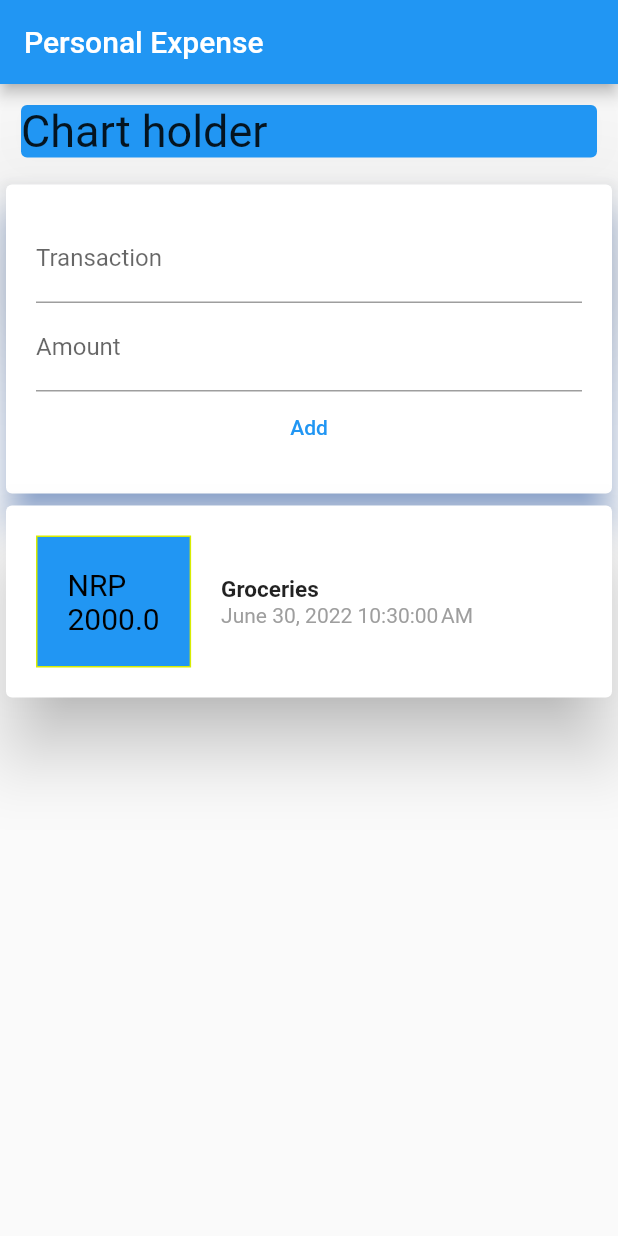
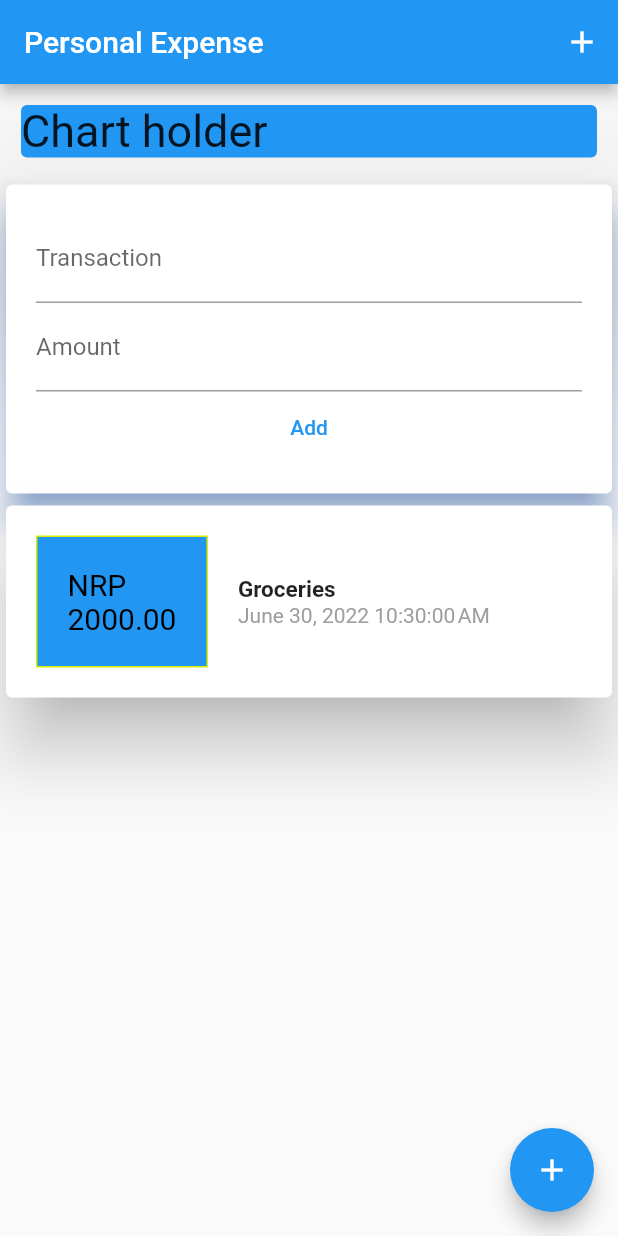
Before and after one commit to 076bct060/Personal-Expense, a Flutter app: the screen it shows after launch, after a tap on "Add", on a phone screen of 412 x 824 dp. Run offline on Flutter 3.47's test engine with Material 2 defaults, Android fonts, the phone set to English and light mode, and no system bars.

Commit message:
Adding ui elements

```diff
--- a/lib/inputWidget.dart
+++ b/lib/inputWidget.dart
@@ -16,6 +16,16 @@ class InputWidget extends StatelessWidget {
 
     final titleController = TextEditingController();
     final amountController = TextEditingController();
+    void getInput() {
+      var amount = double.parse(amountController.text);
+      var transaction = titleController.text;
+
+      if (amount <= 0 || transaction == "") {
+        return;
+      }
+      fpointer(transaction, amount);
+    }
+
     return Card(
       elevation: 10,
       borderOnForeground: true,
@@ -26,21 +36,21 @@ class InputWidget extends StatelessWidget {
           // ignore: prefer_const_literals_to_create_immutables
           children: [
             TextField(
-                controller: titleController,
-                decoration: InputDecoration(
-                  labelText: "Transaction",
-                )),
+              controller: titleController,
+              decoration: InputDecoration(
+                labelText: "Transaction",
+              ),
+              onSubmitted: (_) => getInput(),
+            ),
             TextField(
               controller: amountController,
               decoration: InputDecoration(labelText: "Amount"),
               keyboardType: TextInputType.number,
+              onSubmitted: (_) => getInput(),
             ),
             TextButton(
               child: Text("Add"),
-              onPressed: () {
-                fpointer(
-                    titleController.text, double.parse(amountController.text));
-              },
+              onPressed: getInput,
             )
           ],
         ),
--- a/lib/main.dart
+++ b/lib/main.dart
@@ -21,6 +21,11 @@ class HomePage extends StatelessWidget {
     return Scaffold(
       appBar: AppBar(
         title: Text("Personal Expense"),
+        actions: [IconButton(onPressed: () {}, icon: Icon(Icons.add))],
+      ),
+      floatingActionButton: FloatingActionButton(
+        child: Icon(Icons.add),
+        onPressed: () {},
       ),
       body: Container(
         child: ListView(
--- a/lib/transacionWidget.dart
+++ b/lib/transacionWidget.dart
@@ -17,7 +17,8 @@ class TransactionWidget extends StatelessWidget {
           Container(
               margin: EdgeInsets.all(20),
               padding: EdgeInsets.all(20),
-              child: Text("NRP \n${transaction.amount}",
+              child: Text(
+                  "NRP \n${double.parse(transaction.amount.toString()).toStringAsFixed(2)}",
                   style: TextStyle(
                       fontSize: 20, color: Color.fromARGB(255, 0, 0, 0))),
               decoration: BoxDecoration(
```
